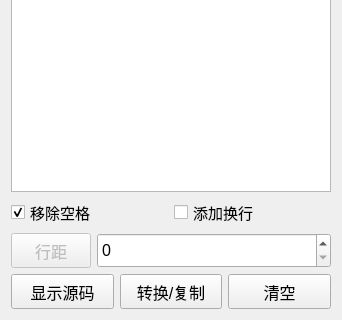
First picture: the form in qt_project/epub/text2htmldlg.ui, repository RockyChing/qt_play, before the edit; both pictures show x 0 to 342 and y 219 to 539 of the 342 by 539 pixel window.
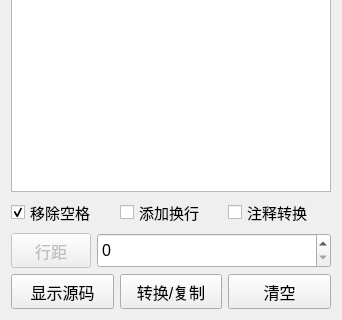
Second picture: the form after the edit. Icons and pictures are not drawn.

Commit message: Dev V1.15.3 Add note translate item

The edit to the form file:
```diff
--- a/qt_project/epub/text2htmldlg.ui
+++ b/qt_project/epub/text2htmldlg.ui
@@ -62,6 +62,18 @@
        </property>
       </widget>
      </item>
+     <item>
+      <widget class="QCheckBox" name="cBoxNote">
+       <property name="font">
+        <font>
+         <pointsize>11</pointsize>
+        </font>
+       </property>
+       <property name="text">
+        <string>注释转换</string>
+       </property>
+      </widget>
+     </item>
     </layout>
    </item>
    <item row="2" column="0">
```
The commit also changes 3 other files.
